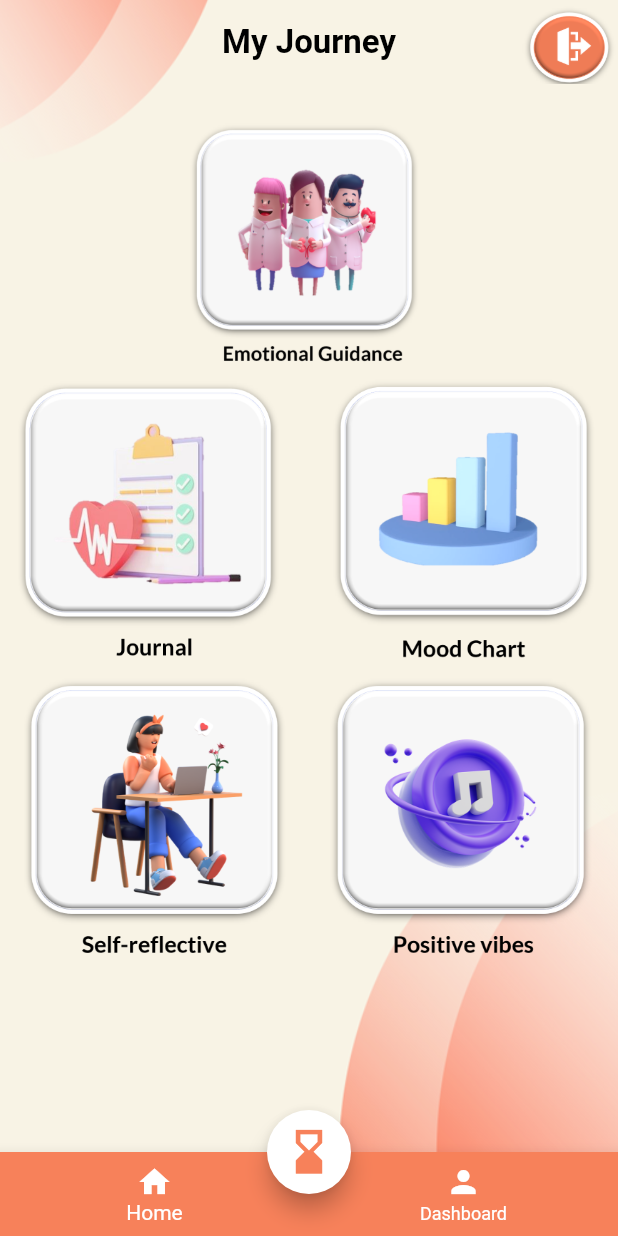
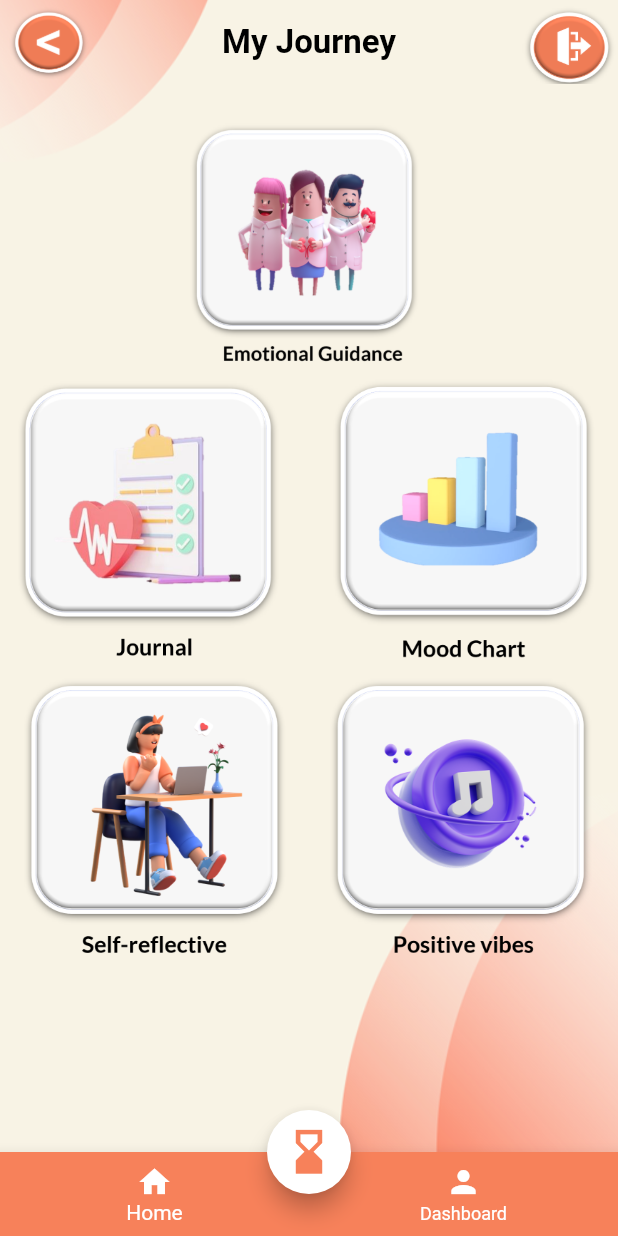
Before and after one commit to Jasline0312/Therapist, a Flutter app: the screen it shows after launch, on a phone screen of 412 x 824 dp. Run offline on Flutter 3.47's test engine with Material 2 defaults, Android fonts, the phone set to English and light mode, and no system bars; our stand-ins replace carousel_slider, cloud_firestore, firebase_auth, firebase_core; accounts and stored records are empty; Roboto replaces fonts that are missing (Lucida).

Commit message:
add back button is customAppBar

```diff
--- a/lib/custom_app_bar.dart
+++ b/lib/custom_app_bar.dart
@@ -6,8 +6,9 @@ import 'ConfirmExitDialog.dart';
 
 class CustomAppBar extends StatelessWidget {
   final String title;
+  final bool? showBackButton;
 
-  const CustomAppBar({super.key, required this.title});
+  const CustomAppBar({super.key, required this.title, this.showBackButton = true});
 
   @override
   Widget build(BuildContext context) {
@@ -29,6 +30,20 @@ class CustomAppBar extends StatelessWidget {
                         decoration: TextDecoration.none,
                         fontWeight: FontWeight.bold))),
           ),
+          showBackButton == true ? Positioned(
+            top: 0,
+            left: 0,
+            child: GestureDetector(
+              onTap: () {
+                Navigator.of(context).pop();
+              },
+              child: Image(
+                image: AssetImage("lib/assets/backbutton.png"),
+                height: 65,
+                width: 65,
+              ),
+            ),
+          ) : Container(),
           Positioned(
             top: 0,
             right: 0,
```
